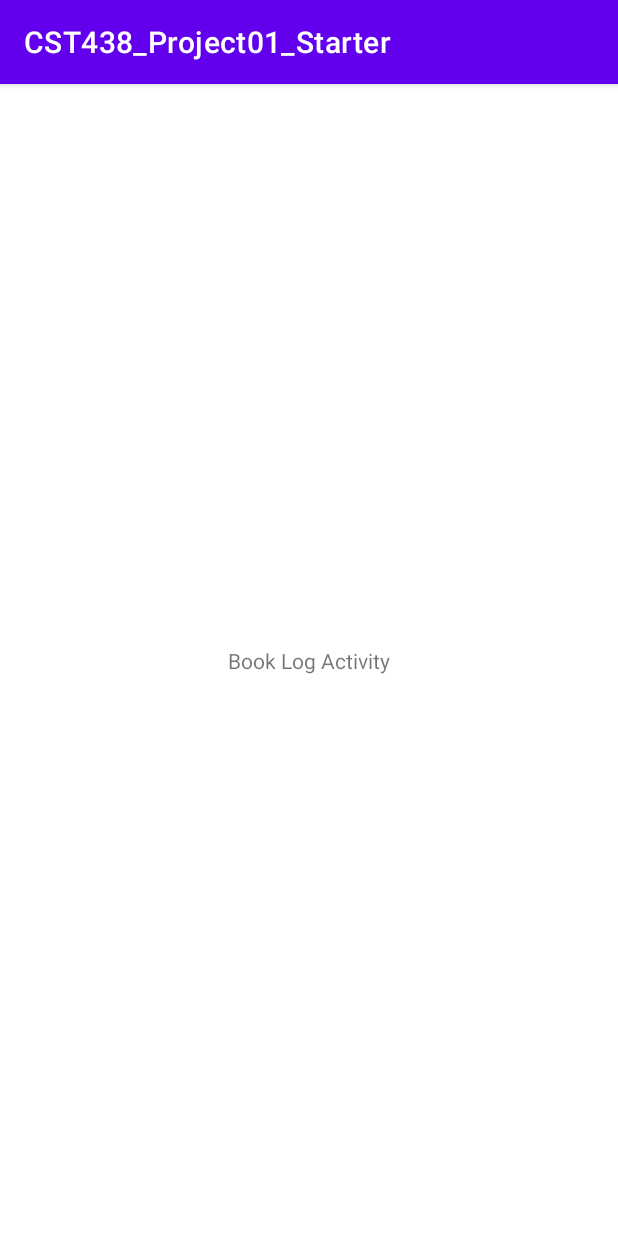
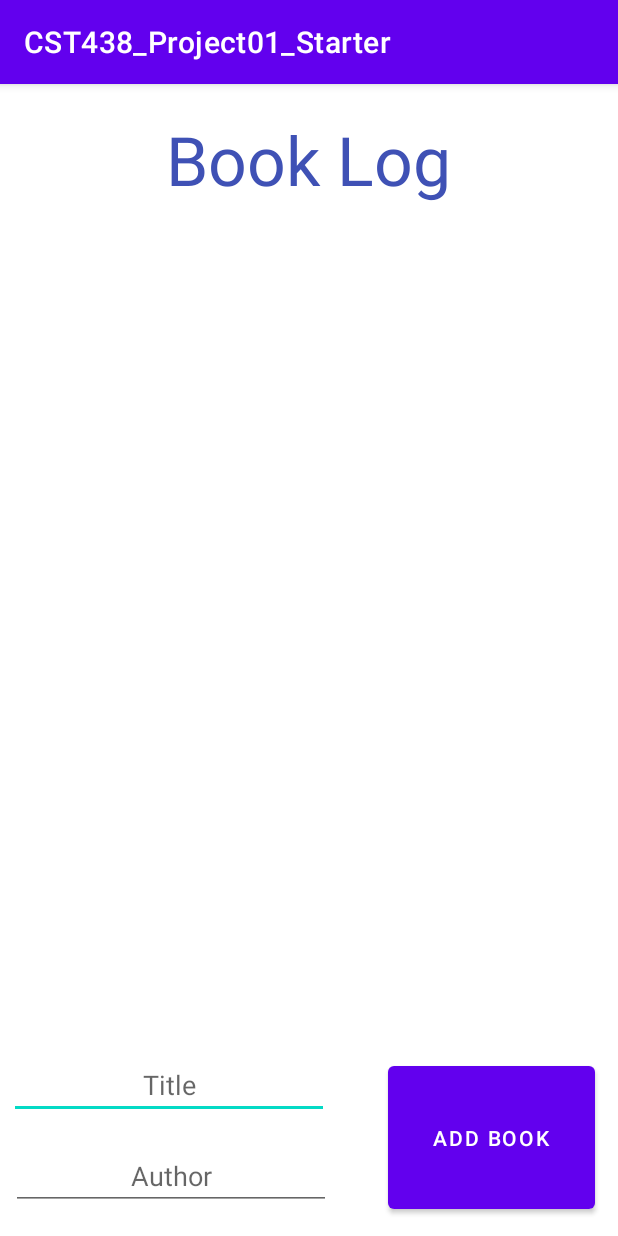
Before and after one commit to comuwayit/CST438_Group4_Project01, an Android app: the BookLogActivity screen opened directly, with no data from a screen before it, on a phone screen of 412 x 824 dp. Run offline under Robolectric (Android 15) with nearby library versions, the phone set to English and light mode, and no system bars; our stand-ins replace Room's generated code.

Commit message:
Made Book Log

```diff
--- a/app/src/main/java/com/daclink/drew/sp22/cst438_project01_starter/Book.java
+++ b/app/src/main/java/com/daclink/drew/sp22/cst438_project01_starter/Book.java
@@ -21,9 +21,10 @@ public class Book {
         mAuthor = "Brandon Sanderson";
     }
 
-    public Book(String mTitle, String mAuthor, int mUserId){
+    public Book(String mTitle, String mAuthor, String mGenre, int mUserId){
         this.mTitle = mTitle;
         this.mAuthor = mAuthor;
+        this.mGenre = mGenre;
         this.mUserId = mUserId;
     }
 
--- a/app/src/main/java/com/daclink/drew/sp22/cst438_project01_starter/BookLogActivity.java
+++ b/app/src/main/java/com/daclink/drew/sp22/cst438_project01_starter/BookLogActivity.java
@@ -2,14 +2,87 @@ package com.daclink.drew.sp22.cst438_project01_starter;
 
 import androidx.appcompat.app.AppCompatActivity;
 import androidx.annotation.ArrayRes;
+import androidx.room.Room;
 
+import android.content.Intent;
 import android.os.Bundle;
+import android.view.View;
+import android.widget.ArrayAdapter;
+import android.widget.Button;
+import android.widget.EditText;
+import android.widget.ListView;
+import android.widget.Toast;
+
+import java.util.ArrayList;
+import java.util.List;
 
 public class BookLogActivity extends AppCompatActivity {
+    public static final String EXTRA_USER_ID = "com.daclink.drew.sp22.cst438_project01_starter.EXTRA_USER_ID";
+
+//    private User mUser;
+//    private int mUserId;
+
+    private ListView listView;
+    private EditText titleText, authorText;
+    private Button addToLogButton;
+
+    private List<Book> books;
+    private UserDAO bookDao;
+
+    private int userID;
 
     @Override
     protected void onCreate(Bundle savedInstanceState) {
         super.onCreate(savedInstanceState);
         setContentView(R.layout.activity_book_log);
+
+        listView = findViewById(R.id.logListView);
+        titleText = findViewById(R.id.lEditTextTitle);
+        authorText = findViewById(R.id.lEditTextAuthor);
+        addToLogButton = findViewById(R.id.addToLogButton);
+
+        bookDao = Room.databaseBuilder(this, AppDataBase.class, AppDataBase.DB_NAME)
+                .fallbackToDestructiveMigration()
+                .allowMainThreadQueries()
+                .build()
+                .getDao();
+
+        books = bookDao.getAllBooks();
+
+
+        Intent i = getIntent();
+        userID = i.getIntExtra(MainActivity.EXTRA_USER_ID, -10);
+
+        refreshListView();
+
+        addToLogButton.setOnClickListener(new View.OnClickListener() {
+            @Override
+            public void onClick(View view) {
+                addBookToWishlist();
+//                refreshListView();
+            }
+        });
+    }
+
+    private void refreshListView() {
+        ArrayList<Book> bookList = new ArrayList<>();
+        for (Book b : books) {
+            if (b.getUserId() == userID && b.getGenre().equals("log")) {
+                bookList.add(b);
+            }
+        }
+        ArrayAdapter arrayAdapter = new ArrayAdapter(this, android.R.layout.simple_list_item_1, bookList);
+        listView.setAdapter(arrayAdapter);
+    }
+
+    private void addBookToWishlist() {
+        if (titleText.getText().toString().isEmpty() || authorText.getText().toString().isEmpty()) {
+            Toast.makeText(BookLogActivity.this, "Please fill all fields", Toast.LENGTH_SHORT).show();
+            return;
+        }
+        Book b = new Book(titleText.getText().toString(), authorText.getText().toString(), "log", userID);
+        bookDao.insert(b);
+        finish();
+        startActivity(getIntent());
     }
 }
--- a/app/src/main/java/com/daclink/drew/sp22/cst438_project01_starter/MainActivity.java
+++ b/app/src/main/java/com/daclink/drew/sp22/cst438_project01_starter/MainActivity.java
@@ -135,6 +135,7 @@ public class MainActivity extends AppCompatActivity {
             @Override
             public void onClick(View view) {
                 Intent intent = new Intent(getApplicationContext(), BookLogActivity.class);
+                intent.putExtra(EXTRA_USER_ID, userID);
                 startActivity(intent);
             }
         });
--- a/app/src/main/java/com/daclink/drew/sp22/cst438_project01_starter/WishlistActivity.java
+++ b/app/src/main/java/com/daclink/drew/sp22/cst438_project01_starter/WishlistActivity.java
@@ -76,7 +76,7 @@ public class WishlistActivity extends AppCompatActivity {
     private void refreshListView() {
         ArrayList<Book> bookList = new ArrayList<>();
         for (Book b : books) {
-            if (b.getUserId() == userID) {
+            if (b.getUserId() == userID && b.getGenre().equals("wishlist")) {
                 bookList.add(b);
             }
         }
@@ -89,7 +89,7 @@ public class WishlistActivity extends AppCompatActivity {
             Toast.makeText(WishlistActivity.this, "Please fill all fields", Toast.LENGTH_SHORT).show();
             return;
         }
-        Book b = new Book(titleText.getText().toString(), authorText.getText().toString(), userID);
+        Book b = new Book(titleText.getText().toString(), authorText.getText().toString(), "wishlist", userID);
         bookDao.insert(b);
         finish();
         startActivity(getIntent());
--- a/app/src/main/res/layout/activity_book_log.xml
+++ b/app/src/main/res/layout/activity_book_log.xml
@@ -1,19 +1,76 @@
 <?xml version="1.0" encoding="utf-8"?>
-<androidx.constraintlayout.widget.ConstraintLayout xmlns:android="http://schemas.android.com/apk/res/android"
+<RelativeLayout xmlns:android="http://schemas.android.com/apk/res/android"
     xmlns:app="http://schemas.android.com/apk/res-auto"
     xmlns:tools="http://schemas.android.com/tools"
     android:layout_width="match_parent"
     android:layout_height="match_parent"
     tools:context=".BookLogActivity">
 
+    <ListView
+        android:id="@+id/logListView"
+        android:layout_width="400dp"
+        android:layout_height="400dp"
+        android:layout_below="@+id/textViewTitle"
+        android:layout_marginTop="19dp" />
+
     <TextView
-        android:id="@+id/textView"
+        android:id="@+id/textViewTitle"
         android:layout_width="wrap_content"
         android:layout_height="wrap_content"
-        android:text="Book Log Activity"
-        app:layout_constraintBottom_toBottomOf="parent"
+        android:layout_centerHorizontal="true"
+        android:layout_marginTop="20dp"
+        android:layout_marginBottom="10dp"
+        android:text="Book Log"
+        android:textAppearance="@style/TextAppearance.AppCompat.Display2"
+        android:textColor="#3F51B5"
         app:layout_constraintEnd_toEndOf="parent"
         app:layout_constraintStart_toStartOf="parent"
         app:layout_constraintTop_toTopOf="parent" />
 
-</androidx.constraintlayout.widget.ConstraintLayout>
+    <EditText
+        android:id="@+id/lEditTextTitle"
+        android:layout_width="wrap_content"
+        android:layout_height="wrap_content"
+        android:layout_alignParentStart="true"
+        android:layout_alignParentBottom="true"
+        android:layout_marginStart="6dp"
+        android:layout_marginTop="280dp"
+        android:layout_marginBottom="78dp"
+        android:ems="10"
+        android:hint="Title"
+        android:inputType="textPersonName"
+        android:textAlignment="center"
+        app:layout_constraintEnd_toEndOf="parent"
+        app:layout_constraintHorizontal_bias="0.502"
+        app:layout_constraintStart_toStartOf="parent"
+        app:layout_constraintTop_toTopOf="parent" />
+
+    <EditText
+        android:id="@+id/lEditTextAuthor"
+        android:layout_width="wrap_content"
+        android:layout_height="wrap_content"
+        android:layout_alignParentStart="true"
+        android:layout_alignParentBottom="true"
+        android:layout_marginStart="7dp"
+        android:layout_marginTop="280dp"
+        android:layout_marginBottom="17dp"
+        android:ems="10"
+        android:hint="Author"
+        android:inputType="textPersonName"
+        android:textAlignment="center"
+        app:layout_constraintEnd_toEndOf="parent"
+        app:layout_constraintHorizontal_bias="0.502"
+        app:layout_constraintStart_toStartOf="parent"
+        app:layout_constraintTop_toTopOf="parent" />
+
+    <Button
+        android:id="@+id/addToLogButton"
+        android:layout_width="138dp"
+        android:layout_height="107dp"
+        android:layout_alignParentEnd="true"
+        android:layout_alignParentBottom="true"
+        android:layout_marginEnd="15dp"
+        android:layout_marginBottom="12dp"
+        android:text="Add Book" />
+
+</RelativeLayout>
```
